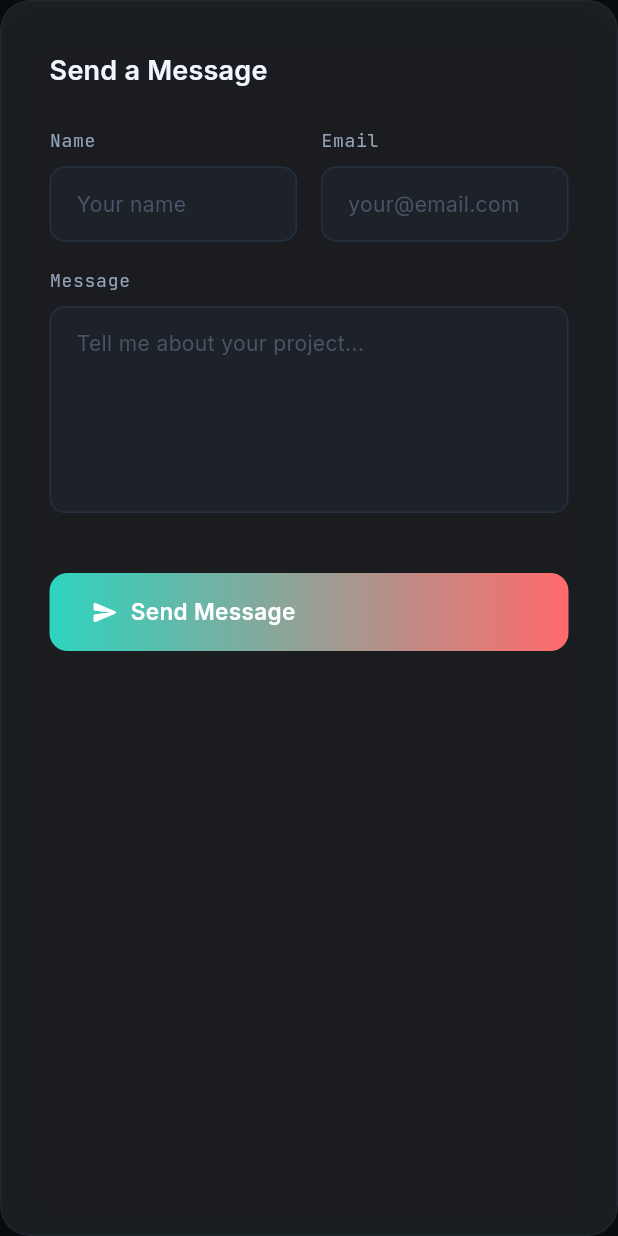
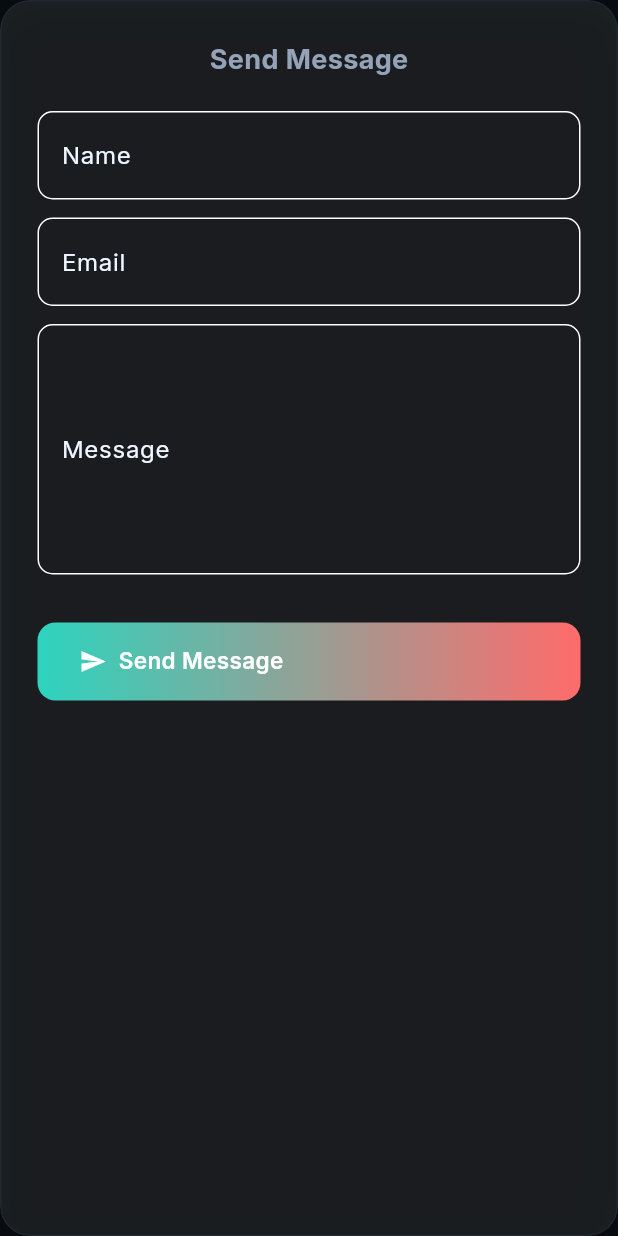
Before and after one commit to SASMITHA-R/port, a Flutter app: the _ContactForm widget shown alone on an empty page, opened directly with empty values, on a phone screen of 412 x 824 dp. Run offline on Flutter 3.47's test engine with Material 3 defaults, Android fonts, the phone set to English and light mode, and no system bars; our stand-ins replace animated_text_kit, firebase_core, google_fonts, shared_preferences, visibility_detector, web; missing offline and left inert: dart:js_interop; accounts and stored records are empty.

Commit message:
Updated portfolio UI and fixes

```diff
--- a/lib/views/sections/contact_section.dart
+++ b/lib/views/sections/contact_section.dart
@@ -38,32 +38,16 @@ class _ContactSectionState extends State<ContactSection> {
 
     return Container(
       padding: EdgeInsets.fromLTRB(hPad, 100, hPad, 100),
-      decoration: BoxDecoration(
-        gradient: isDark
-            ? LinearGradient(
-                begin: Alignment.topCenter,
-                end: Alignment.bottomCenter,
-                colors: [
-                  AppTheme.darkBg,
-                  AppTheme.accentCoral.withValues(alpha: 0.05),
-                  AppTheme.darkBg,
-                ],
-              )
-            : null,
-      ),
       child: Column(
         crossAxisAlignment: CrossAxisAlignment.start,
         children: [
-          AnimatedSection(
-            sectionKey: 'contact_header',
-            child: const SectionHeader(
+          const SectionHeader(
             tag: '// CONTACT',
             title: "Let's Work Together",
-              subtitle:
-                  "Have a project or opportunity? I'd love to hear from you.",
-            ),
+            subtitle: "Have a project or opportunity? I'd love to hear from you.",
           ),
           const SizedBox(height: 60),
+
           if (isMobile)
             _buildMobileLayout(context, isDark)
           else
@@ -74,49 +58,39 @@ class _ContactSectionState extends State<ContactSection> {
   }
 
   Widget _buildDesktopLayout(BuildContext context, bool isDark) {
+    return LayoutBuilder(
+      builder: (context, constraints) {
         return Row(
           crossAxisAlignment: CrossAxisAlignment.start,
           children: [
             Expanded(
               flex: 4,
-          child: AnimatedSection(
-            sectionKey: 'contact_info',
               child: _ContactInfo(isDark: isDark),
             ),
-        ),
-        const SizedBox(width: 48),
+            const SizedBox(width: 40),
             Expanded(
               flex: 6,
-          child: AnimatedSection(
-            sectionKey: 'contact_form',
-            delay: const Duration(milliseconds: 200),
               child: _ContactForm(
                 nameController: _nameController,
                 emailController: _emailController,
                 messageController: _messageController,
               ),
             ),
-        ),
           ],
+        );
+      },
     );
   }
 
   Widget _buildMobileLayout(BuildContext context, bool isDark) {
     return Column(
       children: [
-        AnimatedSection(
-          sectionKey: 'contact_info_m',
-          child: _ContactInfo(isDark: isDark),
-        ),
-        const SizedBox(height: 32),
-        AnimatedSection(
-          sectionKey: 'contact_form_m',
-          delay: const Duration(milliseconds: 200),
-          child: _ContactForm(
+        _ContactInfo(isDark: isDark),
+        const SizedBox(height: 30),
+        _ContactForm(
           nameController: _nameController,
           emailController: _emailController,
           messageController: _messageController,
-          ),
         ),
       ],
     );
@@ -134,21 +108,21 @@ class _ContactInfo extends StatelessWidget {
       crossAxisAlignment: CrossAxisAlignment.start,
       children: [
         Text(
-          "I'm always open to discussing new projects, freelance work, or full-time opportunities.",
-          style: Theme.of(context).textTheme.bodyLarge?.copyWith(height: 1.8),
+          "I'm open to opportunities and collaborations.",
+          style: Theme.of(context).textTheme.bodyLarge,
         ),
-        const SizedBox(height: 32),
+        const SizedBox(height: 30),
+
         _ContactLink(
           icon: Icons.email_outlined,
           label: 'Email',
           value: AppConstants.email,
           color: AppTheme.accentTeal,
-          onTap: () => UrlService.sendEmail(
-            AppConstants.email,
-            subject: "Hey Sasmitha! Let's connect",
+          onTap: () => UrlService.sendEmail(AppConstants.email),
         ),
-        ),
+
         const SizedBox(height: 12),
+
         _ContactLink(
           icon: Icons.phone_outlined,
           label: 'Phone',
@@ -156,7 +130,9 @@ class _ContactInfo extends StatelessWidget {
           color: AppTheme.accentGreen,
           onTap: () => UrlService.openUrl('tel:${AppConstants.phone}'),
         ),
+
         const SizedBox(height: 12),
+
         _ContactLink(
           icon: Icons.work_outline_rounded,
           label: 'LinkedIn',
@@ -164,27 +140,31 @@ class _ContactInfo extends StatelessWidget {
           color: const Color(0xFF0A66C2),
           onTap: () => UrlService.openUrl(AppConstants.linkedin),
         ),
+
         const SizedBox(height: 12),
+
         _ContactLink(
           icon: Icons.code_rounded,
           label: 'GitHub',
-          value: 'github.com/sasmitha',
+          value: AppConstants.github,
           color: isDark ? Colors.white70 : Colors.black87,
           onTap: () => UrlService.openUrl(AppConstants.github),
         ),
-        const SizedBox(height: 32),
+
+        const SizedBox(height: 30),
+
         Wrap(
           spacing: 12,
           runSpacing: 12,
           children: [
             GradientButton(
               label: 'Send Email',
-              icon: Icons.send_rounded,
+              icon: Icons.send,
               onPressed: () => UrlService.sendEmail(AppConstants.email),
             ),
             GradientButton(
               label: 'Download CV',
-              icon: Icons.download_rounded,
+              icon: Icons.download,
               outlined: true,
               gradientColors: [AppTheme.accentTeal, AppTheme.accentCoral],
               onPressed: () => ResumeService.downloadResume(),
@@ -216,65 +196,66 @@ class _ContactLink extends StatefulWidget {
 }
 
 class _ContactLinkState extends State<_ContactLink> {
-  bool _hovered = false;
+  bool hovered = false;
 
   @override
   Widget build(BuildContext context) {
     return MouseRegion(
-      onEnter: (_) => setState(() => _hovered = true),
-      onExit: (_) => setState(() => _hovered = false),
+      onEnter: (_) => setState(() => hovered = true),
+      onExit: (_) => setState(() => hovered = false),
       child: GestureDetector(
         onTap: widget.onTap,
         child: AnimatedContainer(
           duration: const Duration(milliseconds: 200),
-          padding: const EdgeInsets.all(16),
+          padding: const EdgeInsets.all(14),
           decoration: BoxDecoration(
-            color:
-                _hovered ? widget.color.withValues(alpha: 0.1) : Colors.transparent,
+            color: hovered
+                ? widget.color.withOpacity(0.08)
+                : Colors.transparent,
             borderRadius: BorderRadius.circular(12),
             border: Border.all(
-              color:
-                  _hovered ? widget.color.withValues(alpha: 0.3) : Colors.transparent,
+              color: hovered
+                  ? widget.color.withOpacity(0.3)
+                  : Colors.transparent,
             ),
           ),
           child: Row(
             children: [
               Container(
-                width: 44,
-                height: 44,
+                width: 42,
+                height: 42,
                 decoration: BoxDecoration(
-                  color: widget.color.withValues(alpha: 0.1),
+                  color: widget.color.withOpacity(0.1),
                   borderRadius: BorderRadius.circular(10),
-                  border: Border.all(color: widget.color.withValues(alpha: 0.2)),
                 ),
                 child: Icon(widget.icon, color: widget.color, size: 20),
               ),
-              const SizedBox(width: 14),
-              Column(
+              const SizedBox(width: 12),
+
+              // FIX: Prevent overflow
+              Expanded(
+                child: Column(
                   crossAxisAlignment: CrossAxisAlignment.start,
+                  mainAxisSize: MainAxisSize.min,
                   children: [
                     Text(
                       widget.label,
-                    style: Theme.of(context).textTheme.labelLarge?.copyWith(
+                      style: TextStyle(
+                        fontSize: 11,
                         color: widget.color,
-                          fontSize: 11,
                         letterSpacing: 1,
                       ),
                     ),
                     const SizedBox(height: 2),
                     Text(
                       widget.value,
-                    style: Theme.of(context).textTheme.bodyMedium?.copyWith(
-                          fontWeight: FontWeight.w500,
-                          fontSize: 13,
-                        ),
+                      maxLines: 1,
+                      overflow: TextOverflow.ellipsis,
+                      style: const TextStyle(fontSize: 13),
                     ),
                   ],
                 ),
-              const Spacer(),
-              if (_hovered)
-                Icon(Icons.arrow_forward_rounded,
-                    size: 16, color: widget.color),
+              ),
             ],
           ),
         ),
@@ -297,50 +278,78 @@ class _ContactForm extends StatelessWidget {
   @override
   Widget build(BuildContext context) {
     return GlassCard(
-      padding: const EdgeInsets.all(32),
+      padding: const EdgeInsets.all(24),
       child: Column(
-        crossAxisAlignment: CrossAxisAlignment.start,
         children: [
-          Text(
-            'Send a Message',
-            style: Theme.of(context).textTheme.titleMedium?.copyWith(
-                  fontWeight: FontWeight.w600,
+          const Text(
+            "Send Message",
+            style: TextStyle(fontSize: 18, fontWeight: FontWeight.bold),
           ),
-          ),
-          const SizedBox(height: 24),
-          Row(
+          const SizedBox(height: 20),
+
+          // FIX: Responsive Row → Column
+          LayoutBuilder(
+            builder: (context, constraints) {
+              if (constraints.maxWidth > 600) {
+                return Row(
                   children: [
                     Expanded(
                       child: _FormField(
                         controller: nameController,
-                      label: 'Name',
-                      hint: 'Your name')),
-              const SizedBox(width: 16),
+                        label: "Name",
+                        hint: "Your name",
+                      ),
+                    ),
+                    const SizedBox(width: 12),
                     Expanded(
                       child: _FormField(
                         controller: emailController,
-                      label: 'Email',
-                      hint: 'your@email.com')),
+                        label: "Email",
+                        hint: "your@email.com",
+                      ),
+                    ),
                   ],
+                );
+              } else {
+                return Column(
+                  children: [
+                    _FormField(
+                      controller: nameController,
+                      label: "Name",
+                      hint: "Your name",
                     ),
                     _FormField(
+                      controller: emailController,
+                      label: "Email",
+                      hint: "your@email.com",
+                    ),
+                  ],
+                );
+              }
+            },
+          ),
+
+          _FormField(
             controller: messageController,
-            label: 'Message',
-            hint: 'Tell me about your project...',
+            label: "Message",
+            hint: "Tell me about your project...",
             maxLines: 5,
           ),
-          const SizedBox(height: 24),
+
+          const SizedBox(height: 20),
+
           SizedBox(
             width: double.infinity,
             child: GradientButton(
-              label: 'Send Message',
-              icon: Icons.send_rounded,
+              label: "Send Message",
+              icon: Icons.send,
               onPressed: () {
-                final subject = 'Message from ${nameController.text}';
-                final body =
-                    '${messageController.text}\n\nFrom: ${nameController.text}\nEmail: ${emailController.text}';
-                UrlService.sendEmail(AppConstants.email,
-                    subject: subject, body: body);
+                UrlService.sendEmail(
+                  AppConstants.email,
+                  subject: "Message from ${nameController.text}",
+                  body:
+                      "${messageController.text}\n\nFrom: ${nameController.text}\nEmail: ${emailController.text}",
+                );
               },
             ),
           ),
@@ -365,55 +374,19 @@ class _FormField extends StatelessWidget {
 
   @override
   Widget build(BuildContext context) {
-    final isDark = Theme.of(context).brightness == Brightness.dark;
-    final accent = Theme.of(context).colorScheme.primary;
-
-    return Column(
-      crossAxisAlignment: CrossAxisAlignment.start,
-      children: [
-        Text(
-          label,
-          style: GoogleFonts.jetBrainsMono(
-            fontSize: 12,
-            color:
-                isDark ? AppTheme.textSecondary : AppTheme.lightTextSecondary,
-            letterSpacing: 0.5,
+    return Padding(
+      padding: const EdgeInsets.only(bottom: 12),
+      child: TextField(
+        controller: controller,
+        maxLines: maxLines,
+        decoration: InputDecoration(
+          labelText: label,
+          hintText: hint,
+          border: OutlineInputBorder(
+            borderRadius: BorderRadius.circular(10),
           ),
         ),
-        const SizedBox(height: 8),
-        TextField(
-          controller: controller,
-          maxLines: maxLines,
-          style: Theme.of(context).textTheme.bodyMedium,
-          decoration: InputDecoration(
-            hintText: hint,
-            hintStyle: TextStyle(
-              color: isDark ? AppTheme.textMuted : AppTheme.lightTextMuted,
-              fontSize: 14,
       ),
-            filled: true,
-            fillColor: isDark
-                ? AppTheme.darkBorder.withValues(alpha: 0.3)
-                : AppTheme.lightCard,
-            border: OutlineInputBorder(
-              borderRadius: BorderRadius.circular(10),
-              borderSide: BorderSide(
-                  color: isDark ? AppTheme.darkBorder : AppTheme.lightBorder),
-            ),
-            enabledBorder: OutlineInputBorder(
-              borderRadius: BorderRadius.circular(10),
-              borderSide: BorderSide(
-                  color: isDark ? AppTheme.darkBorder : AppTheme.lightBorder),
-            ),
-            focusedBorder: OutlineInputBorder(
-              borderRadius: BorderRadius.circular(10),
-              borderSide: BorderSide(color: accent, width: 1.5),
-            ),
-            contentPadding: const EdgeInsets.all(14),
-          ),
-        ),
-        const SizedBox(height: 16),
-      ],
     );
   }
 }
```
Lines whose indentation alone changed are shown as unchanged.
